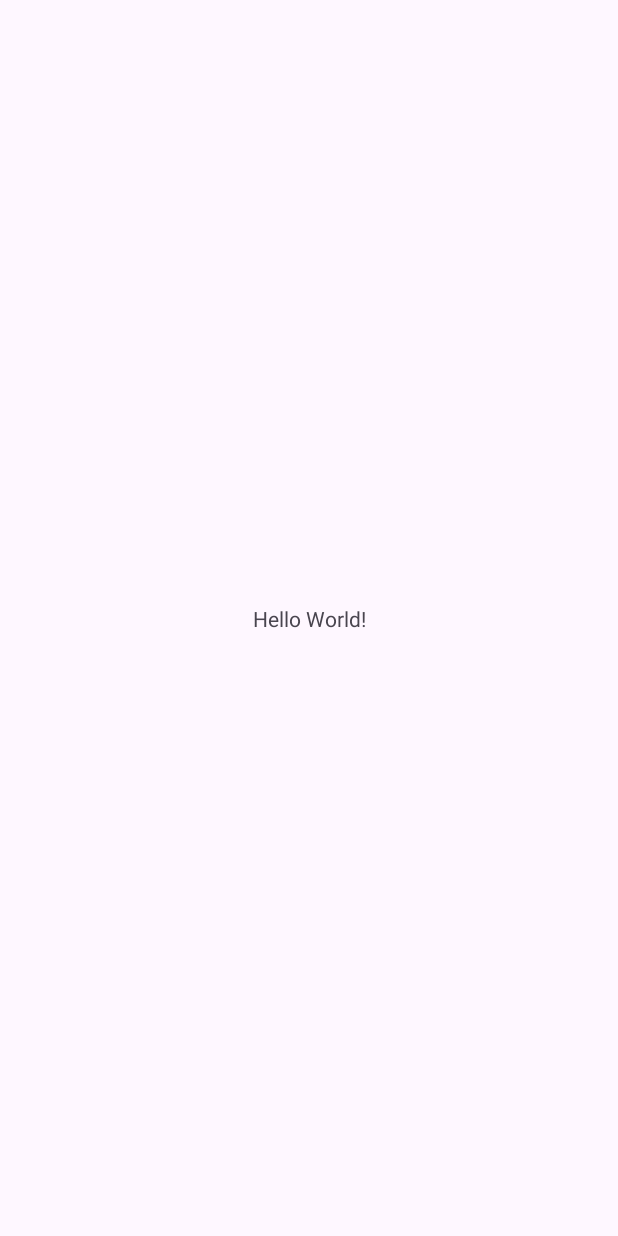
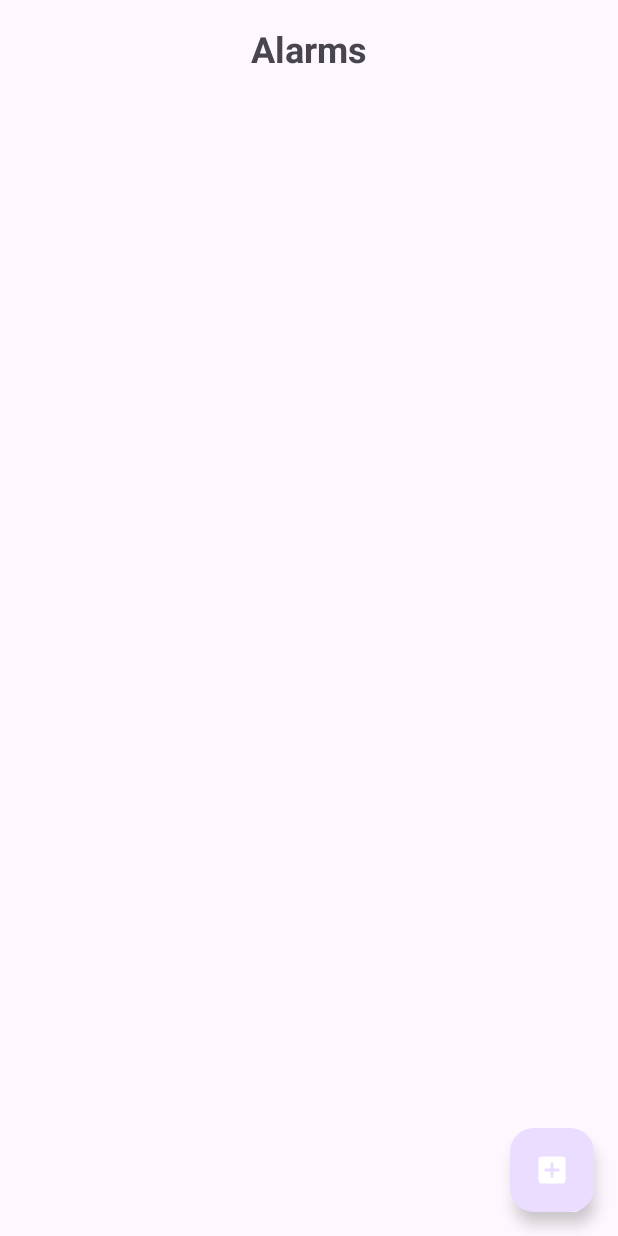
Before and after one commit to DolphinBlast/JavaFinalProject, an Android app: the screen it shows after launch (MainActivity), on a phone screen of 412 x 824 dp. Before the commit the screen is almost empty. Run offline under Robolectric (Android 15) with nearby library versions, the phone set to English and light mode, and no system bars.

Commit message:
basic alarm
基本功能

```diff
--- /dev/null
+++ b/app/src/main/java/ntutee/team3/JavaFinalProject/AlarmAdapter.java
@@ -0,0 +1,67 @@
+package ntutee.team3.JavaFinalProject;
+
+import android.app.AlarmManager;
+import android.content.Context;
+import android.view.LayoutInflater;
+import android.view.View;
+import android.view.ViewGroup;
+import android.widget.Button;
+import android.widget.TextView;
+
+import androidx.annotation.NonNull;
+import androidx.recyclerview.widget.RecyclerView;
+
+import java.util.ArrayList;
+
+public class AlarmAdapter extends RecyclerView.Adapter<AlarmAdapter.AlarmViewHolder> {
+    private final ArrayList<Alarm> alarmList;
+    private final Context context;
+    private final AlarmManager alarmManager;
+
+    public AlarmAdapter(ArrayList<Alarm> alarmList, Context context, AlarmManager alarmManager) {
+        this.alarmList = alarmList;
+        this.context = context;
+        this.alarmManager = alarmManager;
+    }
+
+    @NonNull
+    @Override
+    public AlarmViewHolder onCreateViewHolder(@NonNull ViewGroup parent, int viewType) {
+        View view = LayoutInflater.from(context).inflate(R.layout.item_alarm, parent, false);
+        return new AlarmViewHolder(view);
+    }
+
+    @Override
+    public void onBindViewHolder(@NonNull AlarmViewHolder holder, int position) {
+        Alarm alarm = alarmList.get(position);
+        holder.timeTextView.setText(String.format("%02d:%02d", alarm.getHour(), alarm.getMinute()));
+        holder.daysTextView.setText(alarm.getFormattedDays());
+
+        holder.editButton.setOnClickListener(v -> {
+            ((MainActivity) context).editAlarm(position, alarm);
+        });
+
+        holder.deleteButton.setOnClickListener(v -> {
+            alarmList.remove(position);
+            notifyItemRemoved(position);
+        });
+    }
+
+    @Override
+    public int getItemCount() {
+        return alarmList.size();
+    }
+
+    public static class AlarmViewHolder extends RecyclerView.ViewHolder {
+        TextView timeTextView, daysTextView;
+        Button editButton, deleteButton;
+
+        public AlarmViewHolder(@NonNull View itemView) {
+            super(itemView);
+            timeTextView = itemView.findViewById(R.id.text_time);
+            daysTextView = itemView.findViewById(R.id.text_days);
+            editButton = itemView.findViewById(R.id.button_edit);
+            deleteButton = itemView.findViewById(R.id.button_delete);
+        }
+    }
+}
--- a/app/src/main/java/ntutee/team3/JavaFinalProject/MainActivity.java
+++ b/app/src/main/java/ntutee/team3/JavaFinalProject/MainActivity.java
@@ -1,24 +1,83 @@
 package ntutee.team3.JavaFinalProject;
 
+import android.app.AlarmManager;
+import android.content.Intent;
 import android.os.Bundle;
+import android.widget.Toast;
 
-import androidx.activity.EdgeToEdge;
+import androidx.activity.result.ActivityResultLauncher;
+import androidx.activity.result.contract.ActivityResultContracts;
 import androidx.appcompat.app.AppCompatActivity;
-import androidx.core.graphics.Insets;
-import androidx.core.view.ViewCompat;
-import androidx.core.view.WindowInsetsCompat;
+import androidx.recyclerview.widget.LinearLayoutManager;
+import androidx.recyclerview.widget.RecyclerView;
+
+import com.google.android.material.floatingactionbutton.FloatingActionButton;
+
+import java.util.ArrayList;
 
 public class MainActivity extends AppCompatActivity {
+    private RecyclerView recyclerView;
+    private AlarmAdapter adapter;
+    private ArrayList<Alarm> alarmList;
+    private AlarmManager alarmManager;
+    private ActivityResultLauncher<Intent> alarmLauncher;
 
     @Override
     protected void onCreate(Bundle savedInstanceState) {
         super.onCreate(savedInstanceState);
-        EdgeToEdge.enable(this);
         setContentView(R.layout.activity_main);
-        ViewCompat.setOnApplyWindowInsetsListener(findViewById(R.id.main), (v, insets) -> {
-            Insets systemBars = insets.getInsets(WindowInsetsCompat.Type.systemBars());
-            v.setPadding(systemBars.left, systemBars.top, systemBars.right, systemBars.bottom);
-            return insets;
+
+        recyclerView = findViewById(R.id.recycler_view);
+        FloatingActionButton fab = findViewById(R.id.fab_add_alarm);
+
+        alarmList = new ArrayList<>();
+        alarmManager = (AlarmManager) getSystemService(ALARM_SERVICE);
+
+        adapter = new AlarmAdapter(alarmList, this, alarmManager);
+        recyclerView.setAdapter(adapter);
+        recyclerView.setLayoutManager(new LinearLayoutManager(this));
+
+        // 初始化 Activity Result API
+        alarmLauncher = registerForActivityResult(
+                new ActivityResultContracts.StartActivityForResult(),
+                result -> {
+                    if (result.getResultCode() == RESULT_OK && result.getData() != null) {
+                        Intent data = result.getData();
+                        int hour = data.getIntExtra("hour", 0);
+                        int minute = data.getIntExtra("minute", 0);
+                        boolean[] days = data.getBooleanArrayExtra("days");
+                        int position = data.getIntExtra("position", -1);
+
+                        if (position == -1) { // 新增鬧鐘
+                            Alarm alarm = new Alarm(hour, minute, days);
+                            alarmList.add(alarm);
+                            adapter.notifyItemInserted(alarmList.size() - 1);
+                            Toast.makeText(this, "Alarm Added", Toast.LENGTH_SHORT).show();
+                        } else { // 編輯鬧鐘
+                            Alarm alarm = alarmList.get(position);
+                            alarm.setHour(hour);
+                            alarm.setMinute(minute);
+                            alarm.setDays(days);
+                            adapter.notifyItemChanged(position);
+                            Toast.makeText(this, "Alarm Edited", Toast.LENGTH_SHORT).show();
+                        }
+                    }
+                }
+        );
+
+        // 設置浮動按鈕點擊事件
+        fab.setOnClickListener(view -> {
+            Intent intent = new Intent(MainActivity.this, AddEditAlarmActivity.class);
+            alarmLauncher.launch(intent);
         });
     }
+
+    public void editAlarm(int position, Alarm alarm) {
+        Intent intent = new Intent(this, AddEditAlarmActivity.class);
+        intent.putExtra("hour", alarm.getHour());
+        intent.putExtra("minute", alarm.getMinute());
+        intent.putExtra("days", alarm.getDays());
+        intent.putExtra("position", position);
+        alarmLauncher.launch(intent);
+    }
 }
--- /dev/null
+++ b/app/src/main/res/drawable/baseline_add_box_24.xml
@@ -0,0 +1,5 @@
+<vector xmlns:android="http://schemas.android.com/apk/res/android" android:height="48dp" android:tint="#000000" android:viewportHeight="24" android:viewportWidth="24" android:width="48dp">
+
+    <path android:fillColor="@android:color/white" android:pathData="M19,3L5,3c-1.11,0 -2,0.9 -2,2v14c0,1.1 0.89,2 2,2h14c1.1,0 2,-0.9 2,-2L21,5c0,-1.1 -0.9,-2 -2,-2zM17,13h-4v4h-2v-4L7,13v-2h4L11,7h2v4h4v2z"/>
+
+</vector>
--- a/app/src/main/res/layout/activity_main.xml
+++ b/app/src/main/res/layout/activity_main.xml
@@ -1,19 +1,42 @@
-<?xml version="1.0" encoding="utf-8"?>
-<androidx.constraintlayout.widget.ConstraintLayout xmlns:android="http://schemas.android.com/apk/res/android"
+<RelativeLayout
+    xmlns:android="http://schemas.android.com/apk/res/android"
     xmlns:app="http://schemas.android.com/apk/res-auto"
-    xmlns:tools="http://schemas.android.com/tools"
-    android:id="@+id/main"
     android:layout_width="match_parent"
-    android:layout_height="match_parent"
-    tools:context=".MainActivity">
+    android:layout_height="match_parent">
 
+    <!-- Title TextView -->
     <TextView
+        android:id="@+id/textView2"
         android:layout_width="wrap_content"
         android:layout_height="wrap_content"
-        android:text="Hello World!"
-        app:layout_constraintBottom_toBottomOf="parent"
-        app:layout_constraintEnd_toEndOf="parent"
-        app:layout_constraintStart_toStartOf="parent"
-        app:layout_constraintTop_toTopOf="parent" />
+        android:layout_margin="16dp"
+        android:text="Alarms"
+        android:textSize="24sp"
+        android:textStyle="bold"
+        android:layout_alignParentTop="true"
+        android:layout_centerHorizontal="true" />
 
-</androidx.constraintlayout.widget.ConstraintLayout>
+    <!-- RecyclerView for displaying alarms -->
+    <androidx.recyclerview.widget.RecyclerView
+        android:id="@+id/recycler_view"
+        android:layout_width="match_parent"
+        android:layout_height="match_parent"
+        android:layout_below="@id/textView2"
+        android:layout_above="@id/fab_add_alarm"
+        android:layout_marginTop="8dp"
+        android:layout_marginBottom="16dp" />
+
+    <!-- Floating Action Button for adding alarms -->
+    <com.google.android.material.floatingactionbutton.FloatingActionButton
+        android:id="@+id/fab_add_alarm"
+        android:layout_width="wrap_content"
+        android:layout_height="wrap_content"
+        android:layout_alignParentEnd="true"
+        android:layout_alignParentBottom="true"
+        android:layout_margin="16dp"
+        android:contentDescription="@string/add_alarm"
+        android:elevation="6dp"
+        android:src="@drawable/baseline_add_box_24"
+        app:tint="@color/white" />
+
+</RelativeLayout>
--- a/app/src/main/res/values/strings.xml
+++ b/app/src/main/res/values/strings.xml
@@ -1,3 +1,5 @@
 <resources>
     <string name="app_name">JavaFinalProject</string>
+    <string name="add_alarm">Add Alarm</string>
+
 </resources>
```
Also changed, not shown: app/src/main/AndroidManifest.xml (+8 -0 lines), app/src/main/java/ntutee/team3/JavaFinalProject/AddEditAlarmActivity.java (added, +129 -0 lines), app/src/main/java/ntutee/team3/JavaFinalProject/Alarm.java (added, +54 -0 lines), app/src/main/java/ntutee/team3/JavaFinalProject/AlarmReceiver.java (added, +18 -0 lines), app/src/main/res/layout/activity_add_edit_alarm.xml (added, +105 -0 lines), app/src/main/res/layout/item_alarm.xml (added, +32 -0 lines), 1 other file.
